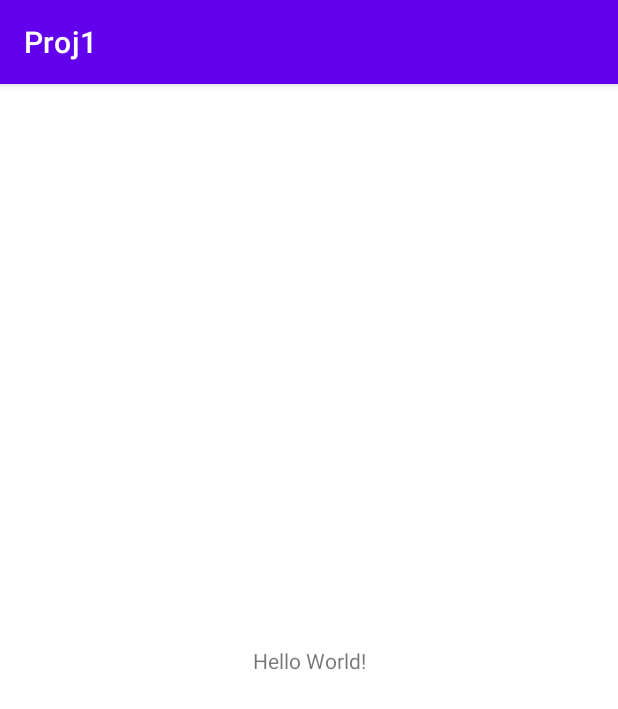
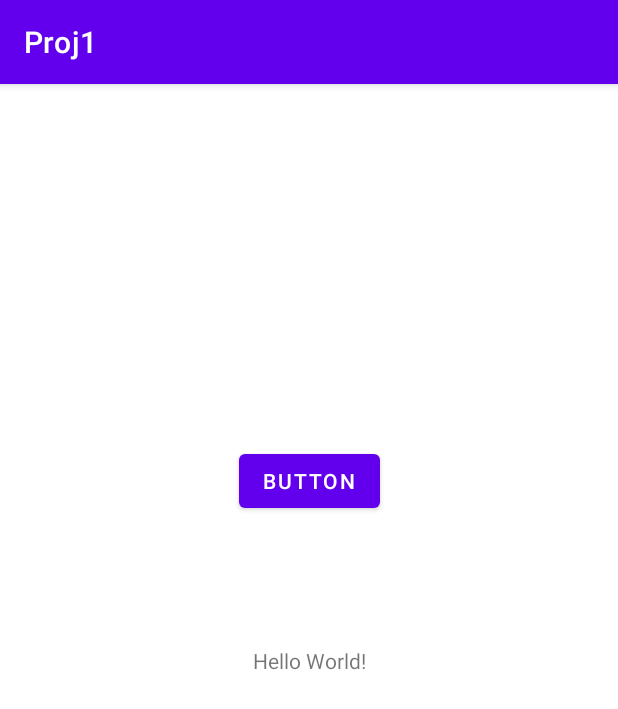
Before and after one commit to shyo21/CS496, an Android app: the screen it shows after launch (MainActivity), on a phone screen of 412 x 824 dp. Shown: the top 709 px of the screen. Run offline under Robolectric (Android 15) with nearby library versions, the phone set to English and light mode, and no system bars.

Commit message:
add button

```diff
--- a/app/src/main/res/layout/activity_main.xml
+++ b/app/src/main/res/layout/activity_main.xml
@@ -7,6 +7,7 @@
     tools:context=".MainActivity">
 
     <TextView
+        android:id="@+id/textView2"
         android:layout_width="wrap_content"
         android:layout_height="wrap_content"
         android:text="Hello World!"
@@ -15,4 +16,14 @@
         app:layout_constraintRight_toRightOf="parent"
         app:layout_constraintTop_toTopOf="parent" />
 
+    <Button
+        android:id="@+id/button2"
+        android:layout_width="wrap_content"
+        android:layout_height="wrap_content"
+        android:layout_marginBottom="86dp"
+        android:text="Button"
+        app:layout_constraintBottom_toTopOf="@+id/textView2"
+        app:layout_constraintEnd_toEndOf="parent"
+        app:layout_constraintStart_toStartOf="parent" />
+
 </androidx.constraintlayout.widget.ConstraintLayout>
```
